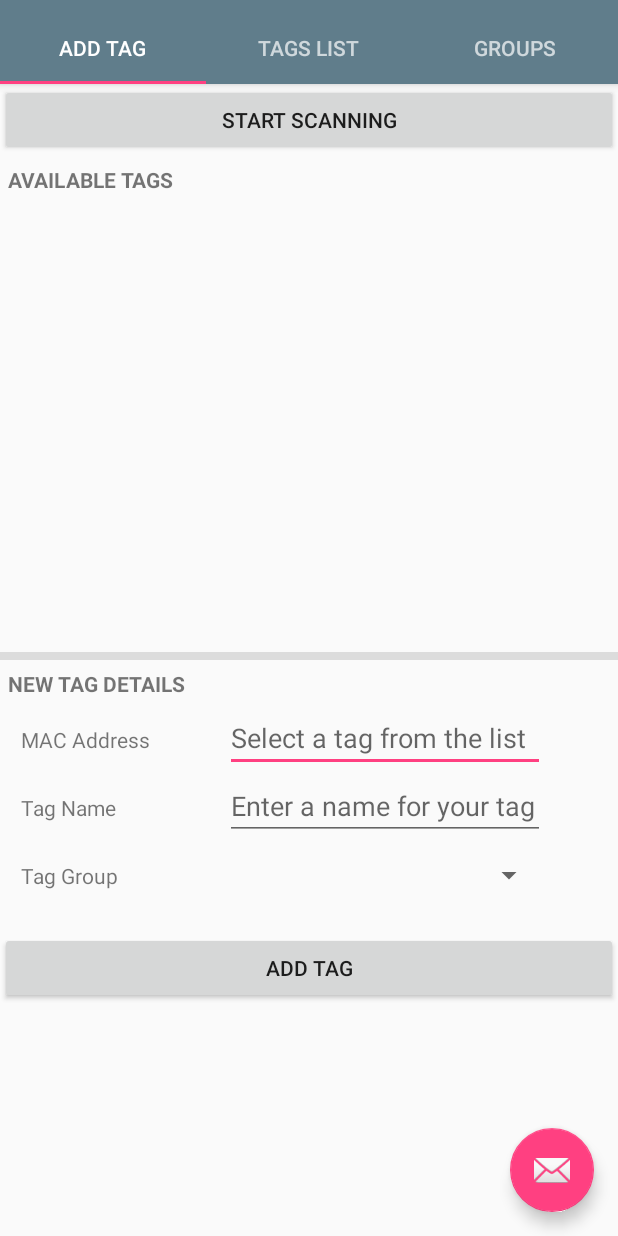
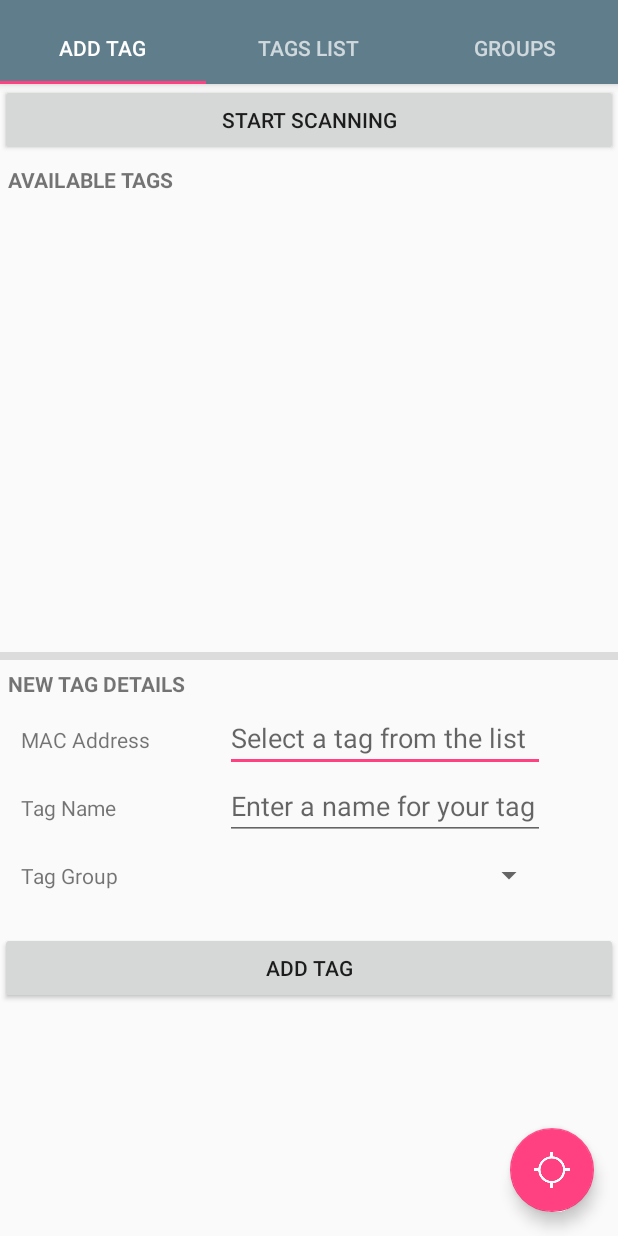
Before and after one commit to NishadSaraf/TeleScope, an Android app: the screen it shows after launch (TelescopeActivity), after a tap on "STOP SCANNING", on a phone screen of 412 x 824 dp. Run offline under Robolectric (Android 15) with nearby library versions, the phone set to English and light mode, and no system bars; 2 other taps on this screen came first.

Commit message:
fab functionality,  added group functionality, and more

```diff
--- a/app/src/main/java/edu/pdx/telescope/finalproject/ece558/ece558telescope/TagGroupFragment.java
+++ b/app/src/main/java/edu/pdx/telescope/finalproject/ece558/ece558telescope/TagGroupFragment.java
@@ -7,6 +7,7 @@ import android.support.v4.app.Fragment;
 import android.view.LayoutInflater;
 import android.view.View;
 import android.view.ViewGroup;
+import android.widget.AdapterView;
 import android.widget.ListView;
 
 
@@ -35,19 +36,22 @@ public class TagGroupFragment extends Fragment {
         mGroupsListView = (ListView) inflatedView.findViewById(R.id.available_group_list);
         mGroupsListView.setAdapter(((TelescopeActivity)getActivity()).getmTagGroupAdapter());
 
+        //setting listener
+        mGroupsListView.setOnItemClickListener(new AdapterView.OnItemClickListener() {
+            @Override
+            public void onItemClick(AdapterView<?> adapterView, View view, int position, long id) {
+                String selectedGroup= (String) adapterView.getItemAtPosition(position);
+
+                //Signaling main activity of group selection
+                mListener= ((OnTagGroupInteractionListener) getActivity());
+                mListener.onGroupItemSelection(selectedGroup);
+
+            }
+        });
+
         return inflatedView;
     }
 
-    @Override
-    public void onAttach(Context context) {
-        super.onAttach(context);
-        if (context instanceof OnTagGroupInteractionListener) {
-            mListener = (OnTagGroupInteractionListener) context;
-        } else {
-            throw new RuntimeException(context.toString()
-                    + " must implement OnTagGroupInteractionListener");
-        }
-    }
 
     @Override
     public void onDetach() {
@@ -67,6 +71,6 @@ public class TagGroupFragment extends Fragment {
      */
     public interface OnTagGroupInteractionListener {
         // TODO: Update argument type and name
-        void onFragmentInteraction(Uri uri);
+        void onGroupItemSelection(String groupname);
     }
 }
--- a/app/src/main/res/layout/activity_telescope.xml
+++ b/app/src/main/res/layout/activity_telescope.xml
@@ -44,6 +44,6 @@
         android:layout_height="wrap_content"
         android:layout_gravity="end|bottom"
         android:layout_margin="@dimen/fab_margin"
-        app:srcCompat="@android:drawable/ic_dialog_email" />
+        app:srcCompat="@drawable/locate" />
 
 </android.support.design.widget.CoordinatorLayout>
--- a/app/src/main/res/layout/fragment_tag_group.xml
+++ b/app/src/main/res/layout/fragment_tag_group.xml
@@ -20,6 +20,8 @@
     <ListView
         android:id="@+id/available_group_list"
         android:layout_below="@+id/available_groups"
+        android:choiceMode="singleChoice"
+        android:listSelector="@color/itemBackgroundColorPressed"
         android:layout_width="match_parent"
         android:layout_height="match_parent"
         android:layout_centerInParent="true"
--- a/app/src/main/res/menu/menu_telescope.xml
+++ b/app/src/main/res/menu/menu_telescope.xml
@@ -3,9 +3,9 @@
     xmlns:tools="http://schemas.android.com/tools"
     tools:context="edu.pdx.telescope.finalproject.ece558.ece558telescope.TelescopeActivity">
     <item
-        android:id="@+id/action_settings"
+        android:id="@+id/action_exit"
         android:orderInCategory="600"
-        android:title="@string/action_settings"
+        android:title="@string/action_exit"
         app:showAsAction="never" />
     <item
         android:id="@+id/action_locate"
@@ -25,4 +25,5 @@
         android:orderInCategory="800"
         android:title="@string/add_tag"
         app:showAsAction="always" />
+
 </menu>
--- a/app/src/main/res/values/strings.xml
+++ b/app/src/main/res/values/strings.xml
@@ -10,7 +10,7 @@
     <string name="add_tag">Add tag</string>
     <string name="locate_tag">Locate tag</string>
     <string name="delete_tag">Delete tag</string>
-    <string name="action_settings">Settings</string>
+    <string name="action_exit">Exit</string>
     <string name="available_tags">Available Tags</string>
     <string name="mac_address">MAC Address</string>
     <string name="new_tag_details">New tag details</string>
@@ -26,7 +26,8 @@
     <string name="select_a_tag">Select a tag from the list</string>
     <string name="enter_name_for_tag">Enter a name for your tag</string>
     <string name="locate_tag_fail">Unable to locate tag</string>
-    <string name="select_tag_first">Select a tag to locate</string>
+    <string name="select_tag_first">Select a tag first</string>
+    <string name="select_group_first">Select a group first</string>
     <string name="tag_buzzing">Your tag is buzzing</string>
     <string name="tag_added_success">Tag has been added successfully</string>
 
@@ -38,4 +39,6 @@
     <string name="duplicate_tag">This tag is already saved</string>
     <string name="unable_to_proceed">Sorry, unable to do this action</string>
     <string name="tag_deleted">The tag has been deleted successfully</string>
+    <string name="group_deleted">The selected group has been deleted successfully</string>
+    <string name="group_added">New group has been added successfully</string>
 </resources>
```
Also changed, not shown: app/src/main/java/edu/pdx/telescope/finalproject/ece558/ece558telescope/TelescopeActivity.java (+118 -10 lines), app/src/main/java/edu/pdx/telescope/finalproject/ece558/ece558telescope/TelescopeDatabaseAdapter.java (+12 -0 lines).
